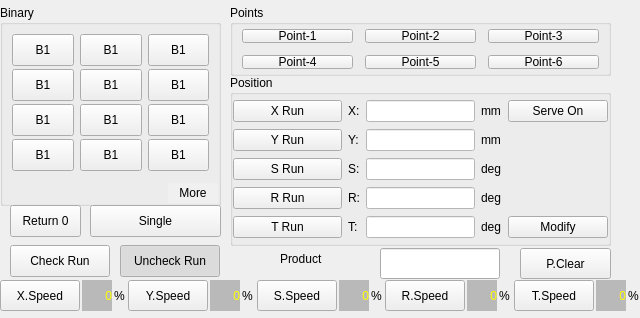
First picture: the form in hcmanualoperation/ichcmanualoperationpageframe.ui, repository GaussCheng/2-5AxisPunch, before the edit.
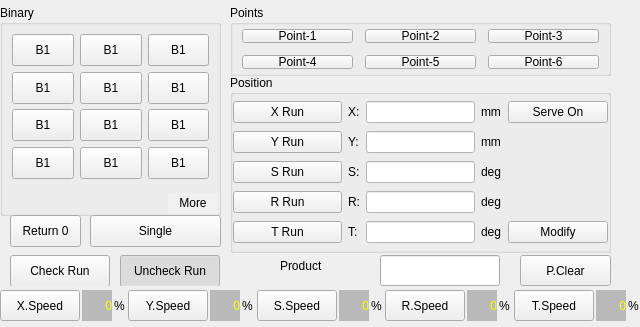
Second picture: the form after the edit. Custom widgets are drawn as their Qt base class.

Diff of the .ui file:
```diff
--- a/hcmanualoperation/ichcmanualoperationpageframe.ui
+++ b/hcmanualoperation/ichcmanualoperationpageframe.ui
@@ -7,13 +7,13 @@
     <x>0</x>
     <y>0</y>
     <width>640</width>
-    <height>318</height>
+    <height>327</height>
    </rect>
   </property>
   <property name="maximumSize">
    <size>
     <width>640</width>
-    <height>400</height>
+    <height>327</height>
    </size>
   </property>
   <property name="windowTitle">
@@ -31,7 +31,7 @@
      <x>0</x>
      <y>5</y>
      <width>640</width>
-     <height>311</height>
+     <height>281</height>
     </rect>
    </property>
    <property name="currentIndex">
@@ -44,7 +44,7 @@
        <x>0</x>
        <y>0</y>
        <width>221</width>
-       <height>201</height>
+       <height>211</height>
       </rect>
      </property>
      <property name="title">
@@ -469,7 +469,7 @@
      <property name="geometry">
       <rect>
        <x>280</x>
-       <y>243</y>
+       <y>250</y>
        <width>91</width>
        <height>21</height>
       </rect>
@@ -482,7 +482,7 @@
      <property name="geometry">
       <rect>
        <x>380</x>
-       <y>243</y>
+       <y>250</y>
        <width>120</width>
        <height>31</height>
       </rect>
@@ -497,7 +497,7 @@
        <x>230</x>
        <y>70</y>
        <width>381</width>
-       <height>171</height>
+       <height>178</height>
       </rect>
      </property>
      <property name="title">
@@ -801,7 +801,7 @@
      <property name="geometry">
       <rect>
        <x>90</x>
-       <y>200</y>
+       <y>210</y>
        <width>131</width>
        <height>32</height>
       </rect>
@@ -820,7 +820,7 @@
      <property name="geometry">
       <rect>
        <x>10</x>
-       <y>240</y>
+       <y>250</y>
        <width>100</width>
        <height>32</height>
       </rect>
@@ -1025,7 +1025,7 @@
      <property name="geometry">
       <rect>
        <x>10</x>
-       <y>200</y>
+       <y>210</y>
        <width>71</width>
        <height>32</height>
       </rect>
@@ -1044,7 +1044,7 @@
      <property name="geometry">
       <rect>
        <x>520</x>
-       <y>243</y>
+       <y>250</y>
        <width>91</width>
        <height>31</height>
       </rect>
@@ -1063,7 +1063,7 @@
      <property name="geometry">
       <rect>
        <x>120</x>
-       <y>240</y>
+       <y>250</y>
        <width>100</width>
        <height>32</height>
       </rect>
@@ -1842,7 +1842,7 @@
    <property name="geometry">
     <rect>
      <x>0</x>
-     <y>280</y>
+     <y>290</y>
      <width>640</width>
      <height>31</height>
     </rect>
```
Left out of the diff: 850 changed lines with no effect on the pictures.
